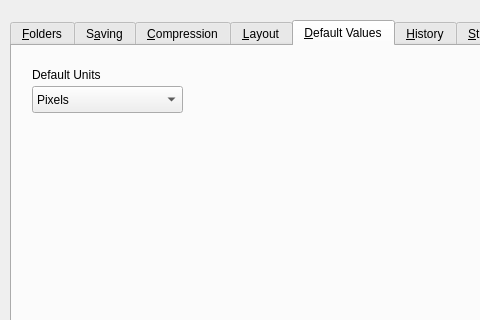
Above: src/dialogs/prefsdialog.ui from PhotoFlare/photoflare before the change; both pictures show x 0 to 480 and y 0 to 320 of the 925 by 490 pixel window. Below: the same form after it.
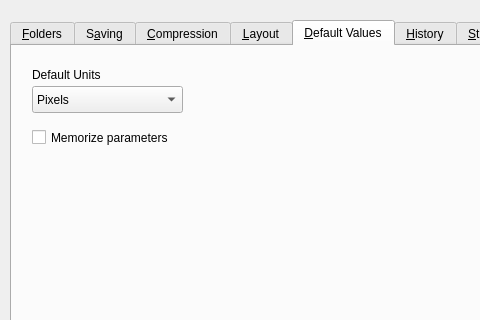
That is the form after the change. The open tabs and pages were chosen to show the change.

Commit message: Add memorize parameters to Preferences

The edit to the form file:
```diff
--- a/src/dialogs/prefsdialog.ui
+++ b/src/dialogs/prefsdialog.ui
@@ -345,6 +345,19 @@
       </property>
      </item>
     </widget>
+    <widget class="QCheckBox" name="memorizeParams">
+     <property name="geometry">
+      <rect>
+       <x>20</x>
+       <y>80</y>
+       <width>181</width>
+       <height>23</height>
+      </rect>
+     </property>
+     <property name="text">
+      <string>Memorize parameters</string>
+     </property>
+    </widget>
    </widget>
    <widget class="QWidget" name="tab_6">
     <attribute name="title">
```
Left out of the diff: 2 changed lines with no effect on the pictures. The commit also changes 3 other files.
